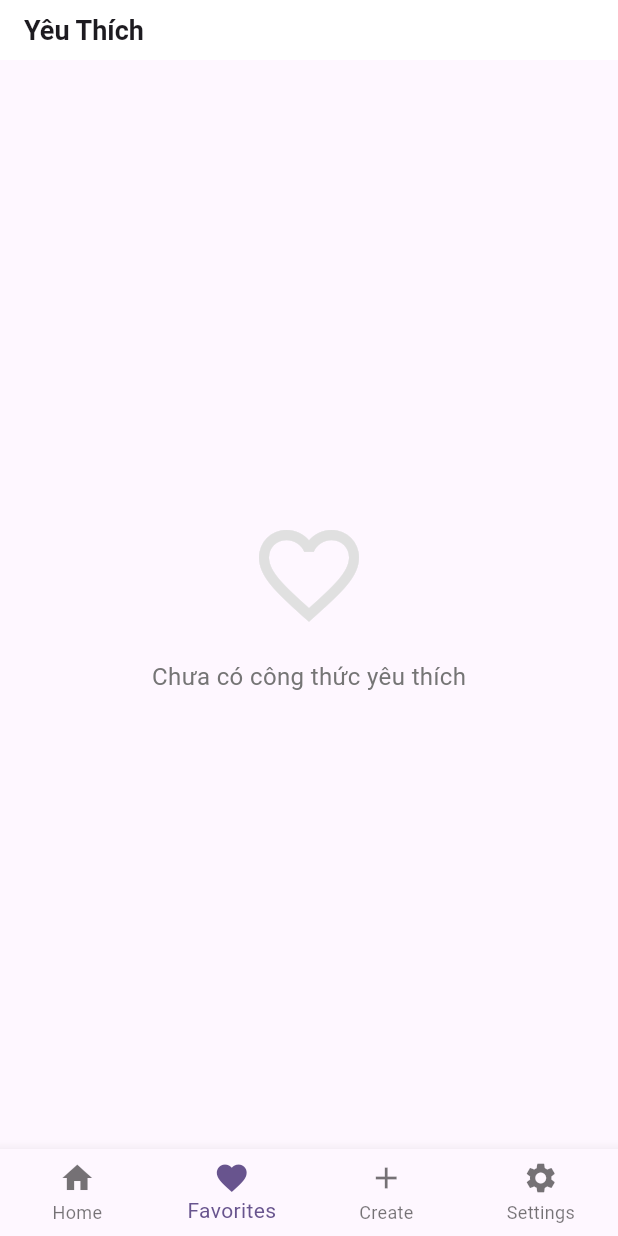
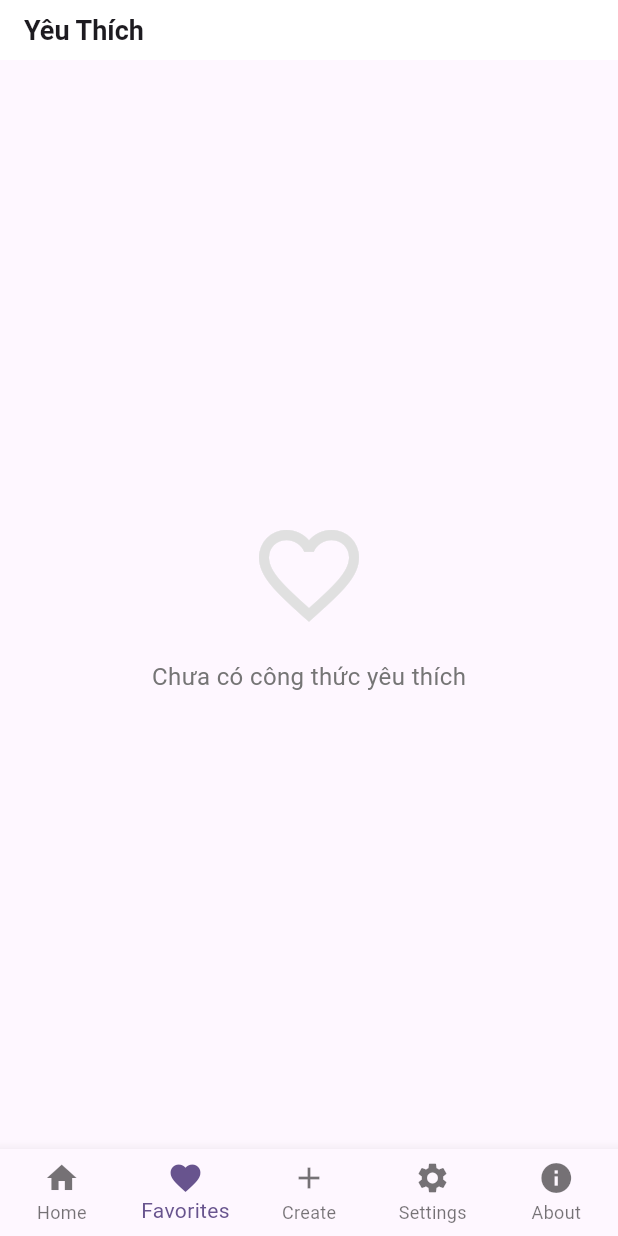
Before and after one commit to minhleeee123/2025_LTTBDD_N04, a Flutter app: the screen it shows after launch, item 2 of the bottom bar chosen, on a phone screen of 412 x 824 dp. Run offline on Flutter 3.47's test engine with Material 3 defaults, Android fonts, the phone set to English and light mode, and no system bars; our stand-ins replace flutter_animate; network calls fail.

Commit message:
cập nhập file main hiển thị toàn bộ

```diff
--- a/recipe_app/lib/main.dart
+++ b/recipe_app/lib/main.dart
@@ -3,6 +3,7 @@ import 'screens/home_screen.dart';
 import 'screens/favorites_screen.dart';
 import 'screens/create_screen.dart';
 import 'screens/settings_screen.dart';
+import 'screens/about_screen.dart';
 
 void main() {
   runApp(const RecipeBookApp());
@@ -39,6 +40,7 @@ class _MainScreenState extends State<MainScreen> {
     const FavoritesScreen(),
     const CreateScreen(),
     const SettingsScreen(),
+    const AboutScreen(),
   ];
 
   @override
@@ -66,6 +68,10 @@ class _MainScreenState extends State<MainScreen> {
             icon: Icon(Icons.settings),
             label: 'Settings',
           ),
+          BottomNavigationBarItem(
+            icon: Icon(Icons.info),
+            label: 'About',
+          ),
         ],
       ),
     );
```
